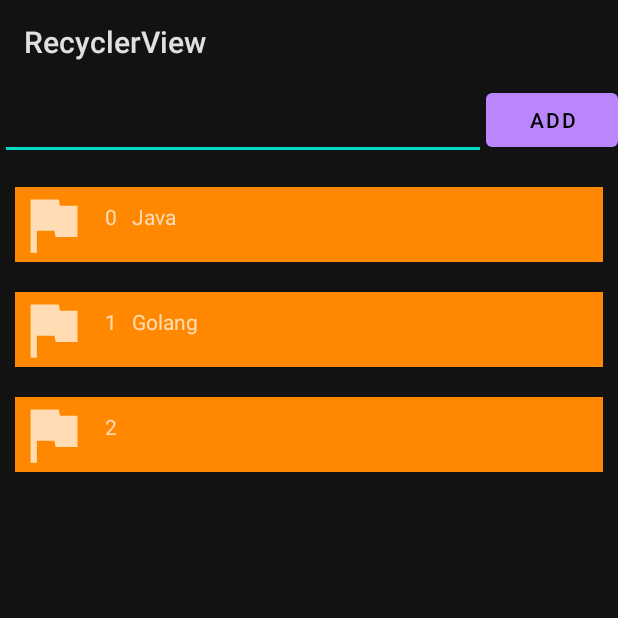
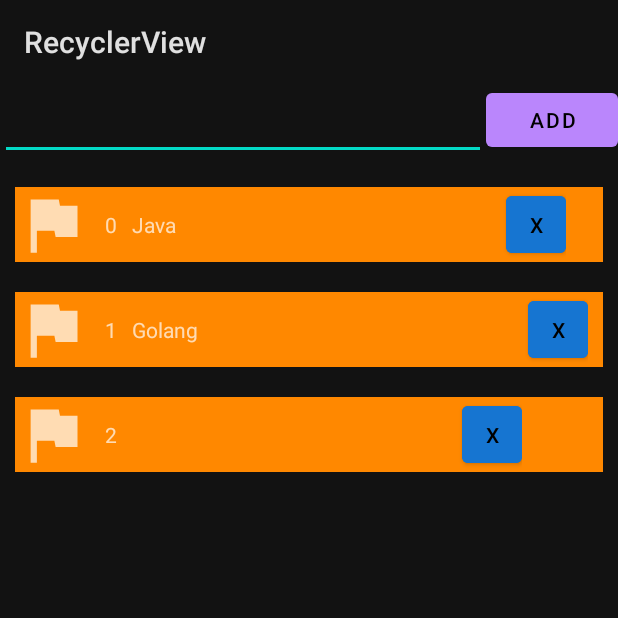
Before and after one commit to jutionck/RefreshmentTraining, an Android app: the screen it shows after launch (MainActivity), after a tap on "ADD", on a phone screen of 412 x 824 dp, the top half of it. Run offline under Robolectric (Android 15) with nearby library versions, the phone set to English and light mode, and no system bars.

Commit message:
[IMPROVE] Example Recyclerview with viewdata and livedata

```diff
--- a/app/src/main/java/com/enigmacamp/pertemuanpertama/LanguageRecyclerAdapter.kt
+++ b/app/src/main/java/com/enigmacamp/pertemuanpertama/LanguageRecyclerAdapter.kt
@@ -3,11 +3,9 @@ package com.enigmacamp.pertemuanpertama
 import android.view.LayoutInflater
 import android.view.ViewGroup
 import androidx.recyclerview.widget.RecyclerView
-import java.util.ArrayList
+import kotlinx.android.synthetic.main.language_item_layout.view.*
 
-class LanguageRecyclerAdapter :  RecyclerView.Adapter<LanguageViewHolder>() {
-
-    private var dataList =  ArrayList<String>()
+class LanguageRecyclerAdapter(private val listLanguage: MutableList<String>) :  RecyclerView.Adapter<LanguageViewHolder>() {
 
     override fun onCreateViewHolder(parent: ViewGroup, viewType: Int): LanguageViewHolder {
         val view = LayoutInflater.from(parent.context)
@@ -15,17 +13,14 @@ class LanguageRecyclerAdapter :  RecyclerView.Adapter<LanguageViewHolder>() {
         return LanguageViewHolder(view)
     }
 
-    override fun getItemCount() = dataList.size
+    override fun getItemCount() = listLanguage.size
 
     override fun onBindViewHolder(holder: LanguageViewHolder, position: Int) {
         holder.orderNumber.text = position.toString()
-        holder.languageName.text = dataList[position]
+        holder.languageName.text = listLanguage[position]
         holder.itemView.setOnClickListener{ holder }
-    }
-
-    fun setData(languageList: MutableList<String>) {
-        dataList.clear()
-        dataList.addAll(languageList)
-        notifyDataSetChanged()
+        holder.itemView.delete_button.setOnClickListener {
+            notifyItemRemoved(position)
+        }
     }
 }
--- a/app/src/main/java/com/enigmacamp/pertemuanpertama/LanguageViewModel.kt
+++ b/app/src/main/java/com/enigmacamp/pertemuanpertama/LanguageViewModel.kt
@@ -5,9 +5,16 @@ import androidx.lifecycle.ViewModel
 
 class LanguageViewModel: ViewModel() {
 
-    val languageLiveData =  mutableListOf("Java", "Golang")
+    private val listData = mutableListOf("Java", "Golang")
+    val languageLiveData =  MutableLiveData(listData)
 
     fun addLanguage(name: String) {
-       languageLiveData.add(name)
+        listData.add(name)
+        languageLiveData.value = listData
+    }
+
+    fun removeLanguage(position: Int) {
+        listData.removeAt(position)
+        languageLiveData.value = listData
     }
 }
--- a/app/src/main/java/com/enigmacamp/pertemuanpertama/MainActivity.kt
+++ b/app/src/main/java/com/enigmacamp/pertemuanpertama/MainActivity.kt
@@ -3,12 +3,13 @@ package com.enigmacamp.pertemuanpertama
 import androidx.appcompat.app.AppCompatActivity
 import android.os.Bundle
 import android.view.View
+import android.widget.Toast
 import androidx.activity.viewModels
 import androidx.lifecycle.Observer
 import androidx.recyclerview.widget.LinearLayoutManager
 import kotlinx.android.synthetic.main.activity_main.*
 
-class MainActivity : AppCompatActivity() {
+class MainActivity : AppCompatActivity(), RecycleClickListener {
 
     private val languageViewModel by viewModels<LanguageViewModel>()
     private lateinit var languageRecyclerAdapter: LanguageRecyclerAdapter
@@ -18,18 +19,23 @@ class MainActivity : AppCompatActivity() {
         setContentView(R.layout.activity_main)
 
         language_recycle_view.layoutManager = LinearLayoutManager(this)
-        languageRecyclerAdapter = LanguageRecyclerAdapter()
+        languageRecyclerAdapter =
+            LanguageRecyclerAdapter(languageViewModel.languageLiveData.value!!)
         language_recycle_view.adapter = languageRecyclerAdapter
-        refreshData()
+        languageViewModel.languageLiveData.observe(this, Observer {
+            languageRecyclerAdapter.notifyDataSetChanged()
+        })
     }
 
     fun addLanguage(view: View) {
         val languageName = language_name_input.text.toString()
         languageViewModel.addLanguage(languageName)
-        refreshData()
     }
 
-    private fun refreshData() {
-        languageRecyclerAdapter.setData(languageViewModel.languageLiveData)
+    override fun onItemCLick(view: View, position: Int) {
+        languageViewModel.removeLanguage(position)
+        Toast.makeText(this, "$position Deleted!", Toast.LENGTH_SHORT).show()
     }
+
+
 }
--- /dev/null
+++ b/app/src/main/java/com/enigmacamp/pertemuanpertama/RecycleClickListener.kt
@@ -0,0 +1,8 @@
+package com.enigmacamp.pertemuanpertama
+
+import android.view.View
+
+interface RecycleClickListener {
+
+    fun onItemCLick(view: View, position: Int)
+}
--- a/app/src/main/res/layout/language_item_layout.xml
+++ b/app/src/main/res/layout/language_item_layout.xml
@@ -26,7 +26,6 @@
             android:layout_width="wrap_content"
             android:layout_height="wrap_content"
             android:text="1"
-            android:layout_marginTop="10dp"
             android:layout_marginRight="10dp"/>
 
         <TextView
@@ -34,8 +33,16 @@
             android:layout_width="wrap_content"
             android:layout_height="wrap_content"
             android:text="Bahasa"
-            android:layout_marginTop="10dp"
             android:layout_marginRight="10dp"/>
+
+        <com.google.android.material.button.MaterialButton
+            android:id="@+id/delete_button"
+            android:layout_width="40dp"
+            android:layout_height="50dp"
+            android:padding="8dp"
+            android:layout_marginLeft="210dp"
+            android:backgroundTint="@color/primaryColor"
+            android:text="X"/>
 
     </LinearLayout>
 
```
